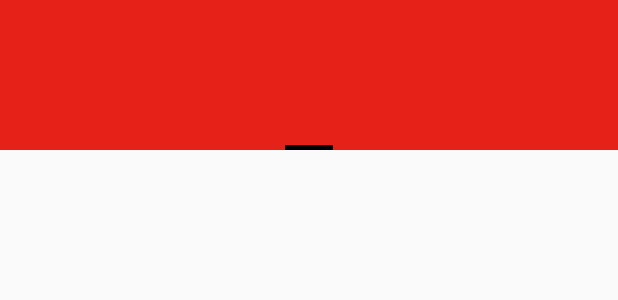
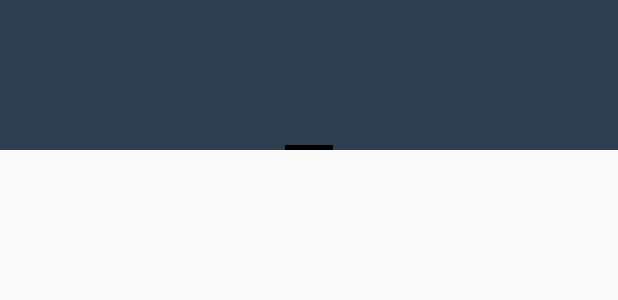
Before and after one commit to MohannedElfatih/Lymbo, an Android app: the layout activity_admin.xml on its own in the app's theme, with its tools: preview values and no code run, on a phone screen of 412 x 824 dp. Shown: the top 300 px of the screen. Run offline under Robolectric (Android 15) with nearby library versions, the phone set to English and light mode, and no system bars.

Commit message:
new commit

```diff
--- a/app/src/main/res/layout/activity_admin.xml
+++ b/app/src/main/res/layout/activity_admin.xml
@@ -14,7 +14,7 @@
         <android.support.v4.view.PagerTabStrip
             android:layout_width="wrap_content"
             android:layout_height="100dp"
-            android:background="#e62117"
+            android:background="#2C3E50"
             android:id="@+id/tab_strip"
             android:focusableInTouchMode="false">
         </android.support.v4.view.PagerTabStrip>
--- a/app/src/main/res/layout/driver.xml
+++ b/app/src/main/res/layout/driver.xml
@@ -2,7 +2,7 @@
     xmlns:tools="http://schemas.android.com/tools"
     android:layout_width="match_parent"
     android:layout_height="match_parent"
-    android:background="#0099cc"
+    android:background="#EEEEEE"
     tools:context="com.gailardia.lymbo.admin">
 
     <LinearLayout
--- a/app/src/main/res/layout/rider.xml
+++ b/app/src/main/res/layout/rider.xml
@@ -2,7 +2,7 @@
     xmlns:tools="http://schemas.android.com/tools"
     android:layout_width="match_parent"
     android:layout_height="match_parent"
-    android:background="#0099cc"
+    android:background="#EEEEEE"
     tools:context="com.gailardia.lymbo.admin">
 
     <LinearLayout
```
